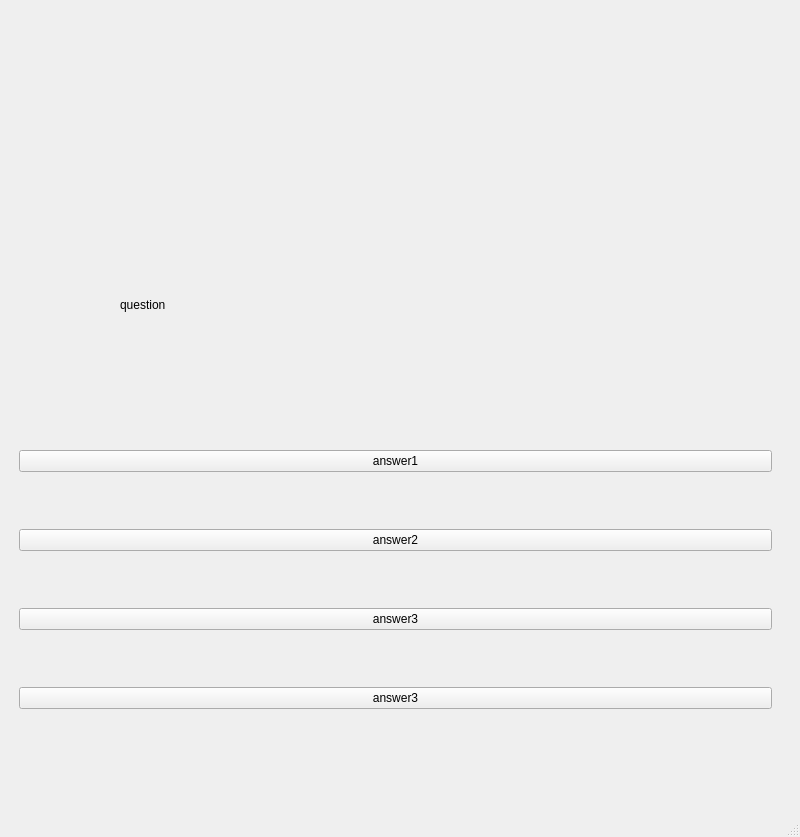
First picture: the form in Sloshed/mainwindow.ui, repository University-of-Utah-CS3505/a8-edu-app-Anudlok, before the edit.
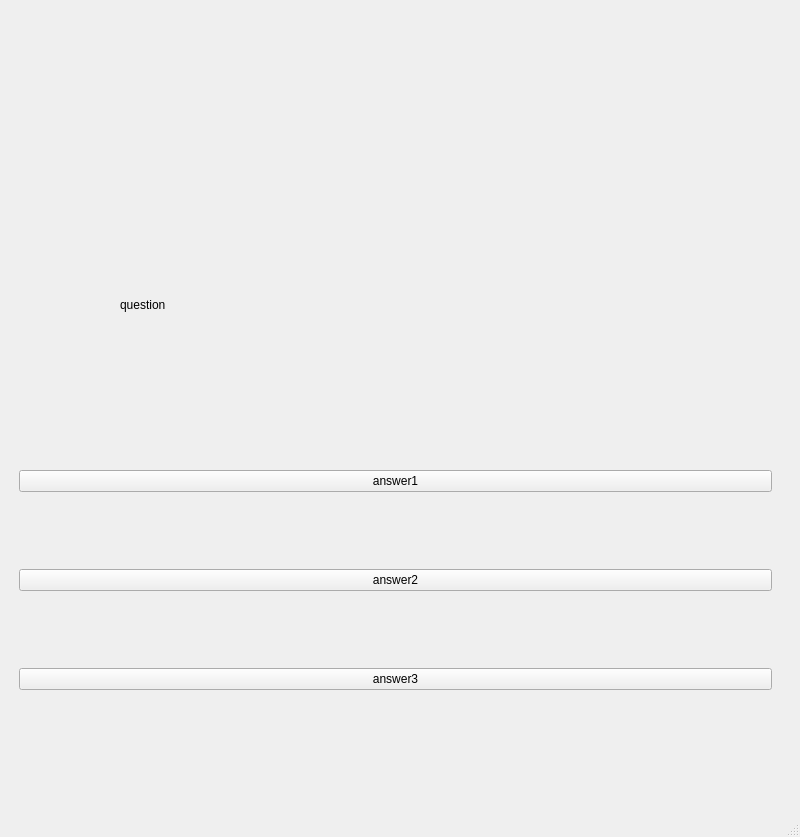
Second picture: the form after the edit. The open tabs and pages were chosen to show the change. Icons and pictures are not drawn. Custom widgets are drawn as their Qt base class.

Commit message:
Trivia Screen and Logic Implemented
fuck yeah, still need to populate data structure

Patch:
```diff
--- a/Sloshed/mainwindow.ui
+++ b/Sloshed/mainwindow.ui
@@ -129,16 +129,6 @@
          </property>
         </widget>
        </item>
-       <item>
-        <widget class="QPushButton" name="answerButton4">
-         <property name="styleSheet">
-          <string notr="true">background-image: url(:/GameImages/Images/TransparentBG);</string>
-         </property>
-         <property name="text">
-          <string>answer3</string>
-         </property>
-        </widget>
-       </item>
       </layout>
      </widget>
     </widget>
```
Left out of the diff: 4 changed lines with no effect on the pictures. The commit also changes 5 other files.
